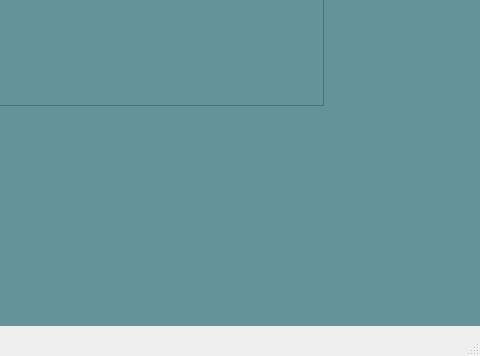
Qt form omar qt/QtWidgetsApplication3.ui (Aly-Ahmed-123/SP_metro_system) before a commit; both pictures show x 320 to 800 and y 444 to 800 of the 800 by 800 pixel window.
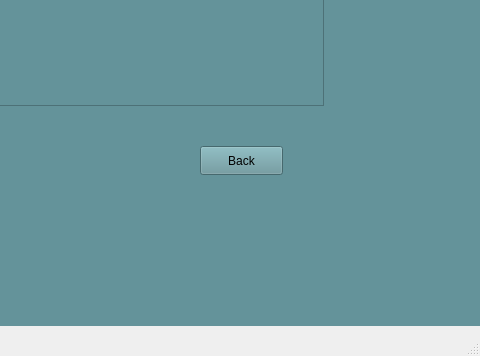
The same form after that commit. The open tabs and pages were chosen to show the change. Icons and pictures are not drawn.

What changed in the file:
```diff
--- a/omar qt/QtWidgetsApplication3.ui
+++ b/omar qt/QtWidgetsApplication3.ui
@@ -3518,6 +3518,19 @@
        <bool>true</bool>
       </property>
      </widget>
+     <widget class="QPushButton" name="back_from_all_ride_hist">
+      <property name="geometry">
+       <rect>
+        <x>520</x>
+        <y>620</y>
+        <width>83</width>
+        <height>29</height>
+       </rect>
+      </property>
+      <property name="text">
+       <string>Back</string>
+      </property>
+     </widget>
     </widget>
     <widget class="QWidget" name="sub">
      <widget class="QWidget" name="widget_2" native="true">
```
Left out of the diff: 2 changed lines with no effect on the pictures.
